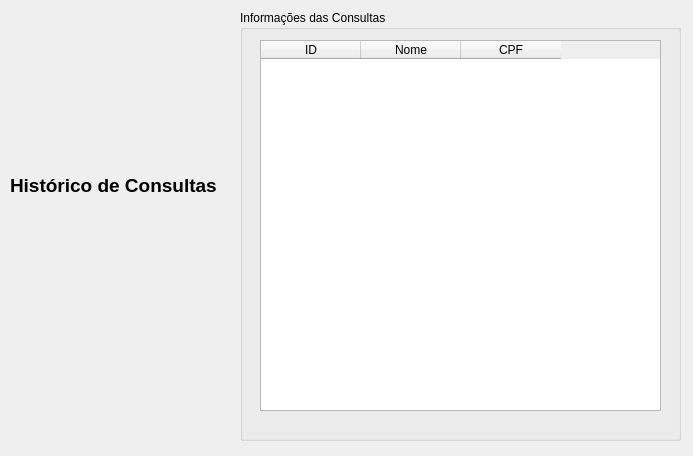
This is ui/historico.ui in willasantos/Projeto-SDMC as Qt 5 draws it before an edit. The edited form follows.
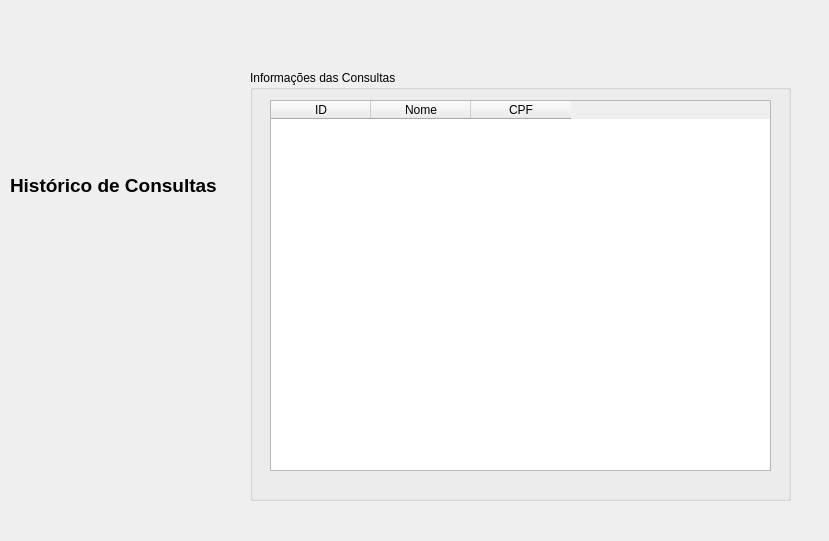
This is the edited form.

The edit to the form file:
```diff
--- a/ui/historico.ui
+++ b/ui/historico.ui
@@ -6,8 +6,8 @@
    <rect>
     <x>0</x>
     <y>0</y>
-    <width>693</width>
-    <height>456</height>
+    <width>829</width>
+    <height>541</height>
    </rect>
   </property>
   <property name="windowTitle">
@@ -36,9 +36,9 @@
   <widget class="QGroupBox" name="groupBox">
    <property name="geometry">
     <rect>
-     <x>240</x>
-     <y>10</y>
-     <width>441</width>
+     <x>250</x>
+     <y>70</y>
+     <width>541</width>
      <height>431</height>
     </rect>
    </property>
@@ -50,7 +50,7 @@
      <rect>
       <x>20</x>
       <y>30</y>
-      <width>401</width>
+      <width>501</width>
       <height>371</height>
      </rect>
     </property>
```
